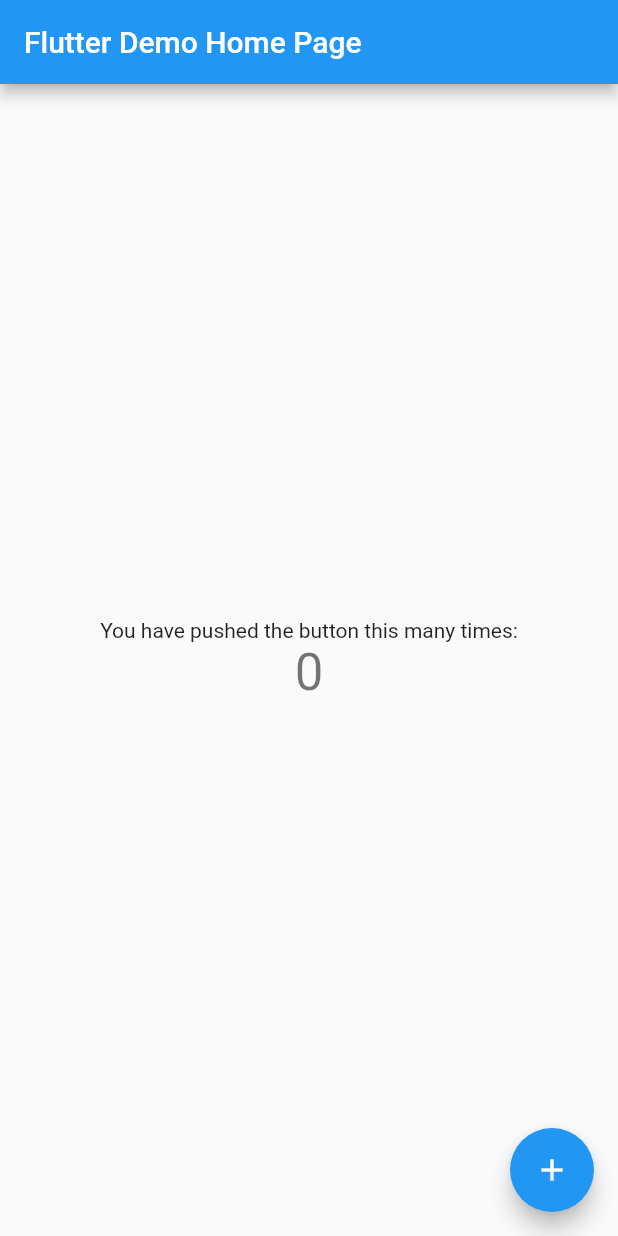
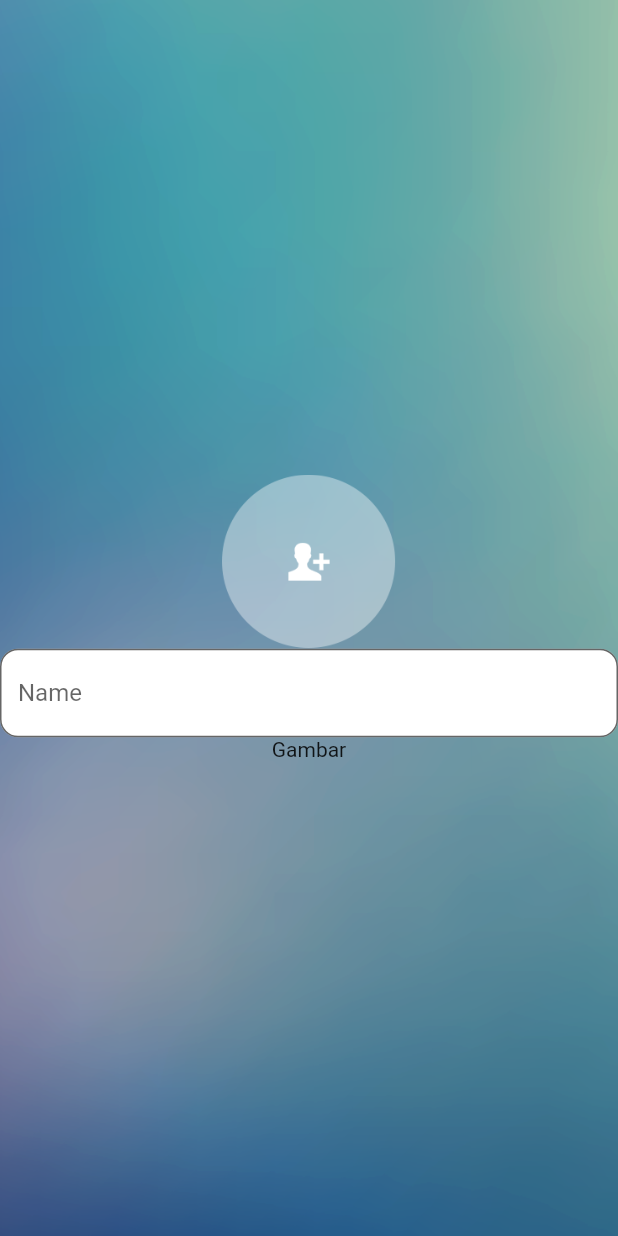
Before and after one commit to ryfazrin/Android_Dev_Test, a Flutter app: the screen it shows after launch, on a phone screen of 412 x 824 dp. Run offline on Flutter 3.47's test engine with Material 2 defaults, Android fonts, the phone set to English and light mode, and no system bars.

Commit message:
update: main first screen

```diff
--- a/lib/main.dart
+++ b/lib/main.dart
@@ -15,92 +15,44 @@ class MyApp extends StatelessWidget {
       theme: ThemeData(
         primarySwatch: Colors.blue,
       ),
-      home: const MyHomePage(title: 'Flutter Demo Home Page'),
+      home: const MyHomePage(),
     );
   }
 }
 
-class MyHomePage extends StatefulWidget {
-  const MyHomePage({Key? key, required this.title}) : super(key: key);
-
-  // This widget is the home page of your application. It is stateful, meaning
-  // that it has a State object (defined below) that contains fields that affect
-  // how it looks.
-
-  // This class is the configuration for the state. It holds the values (in this
-  // case the title) provided by the parent (in this case the App widget) and
-  // used by the build method of the State. Fields in a Widget subclass are
-  // always marked "final".
-
-  final String title;
-
-  @override
-  State<MyHomePage> createState() => _MyHomePageState();
-}
-
-class _MyHomePageState extends State<MyHomePage> {
-  int _counter = 0;
-
-  void _incrementCounter() {
-    setState(() {
-      // This call to setState tells the Flutter framework that something has
-      // changed in this State, which causes it to rerun the build method below
-      // so that the display can reflect the updated values. If we changed
-      // _counter without calling setState(), then the build method would not be
-      // called again, and so nothing would appear to happen.
-      _counter++;
-    });
-  }
+class MyHomePage extends StatelessWidget {
+  const MyHomePage({Key? key}) : super(key: key);
 
   @override
   Widget build(BuildContext context) {
-    // This method is rerun every time setState is called, for instance as done
-    // by the _incrementCounter method above.
-    //
-    // The Flutter framework has been optimized to make rerunning build methods
-    // fast, so that you can just rebuild anything that needs updating rather
-    // than having to individually change instances of widgets.
     return Scaffold(
-      appBar: AppBar(
-        // Here we take the value from the MyHomePage object that was created by
-        // the App.build method, and use it to set our appbar title.
-        title: Text(widget.title),
+      body: Container(
+        decoration: BoxDecoration(
+          image: DecorationImage(
+            image: AssetImage("assets/background.png"),
+            fit: BoxFit.cover,
           ),
-      body: Center(
-        // Center is a layout widget. It takes a single child and positions it
-        // in the middle of the parent.
+        ),
+        child: Center(
           child: Column(
-          // Column is also a layout widget. It takes a list of children and
-          // arranges them vertically. By default, it sizes itself to fit its
-          // children horizontally, and tries to be as tall as its parent.
-          //
-          // Invoke "debug painting" (press "p" in the console, choose the
-          // "Toggle Debug Paint" action from the Flutter Inspector in Android
-          // Studio, or the "Toggle Debug Paint" command in Visual Studio Code)
-          // to see the wireframe for each widget.
-          //
-          // Column has various properties to control how it sizes itself and
-          // how it positions its children. Here we use mainAxisAlignment to
-          // center the children vertically; the main axis here is the vertical
-          // axis because Columns are vertical (the cross axis would be
-          // horizontal).
             mainAxisAlignment: MainAxisAlignment.center,
-          children: <Widget>[
-            const Text(
-              'You have pushed the button this many times:',
+            children: [
+              Image.asset("assets/btn_add_photo.png", width: 116),
+              TextField(
+                decoration: InputDecoration(
+                  border: OutlineInputBorder(
+                    borderRadius: BorderRadius.circular(12.0),
                   ),
-            Text(
-              '$_counter',
-              style: Theme.of(context).textTheme.headline4,
+                  hintText: 'Name',
+                  fillColor: Colors.white,
+                  filled: true,
                 ),
+              ),
+              Text("Gambar"),
             ],
           ),
         ),
-      floatingActionButton: FloatingActionButton(
-        onPressed: _incrementCounter,
-        tooltip: 'Increment',
-        child: const Icon(Icons.add),
-      ), // This trailing comma makes auto-formatting nicer for build methods.
+      ),
     );
   }
 }
```
Lines whose indentation alone changed are shown as unchanged.
